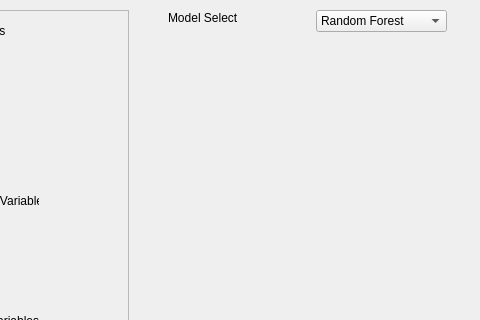
Qt form src/WhiskerToolbox/ML_Widget/ML_Widget.ui (paulmthompson/WhiskerToolbox) before a commit; both pictures show x 152 to 632 and y 0 to 320 of the 632 by 686 pixel window.
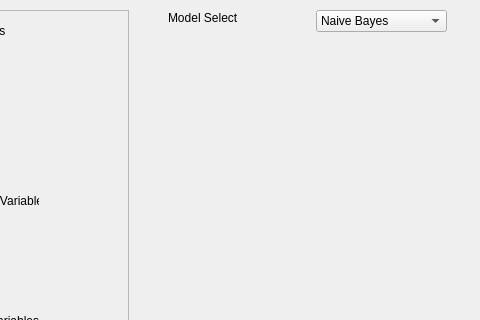
The same form after that commit. Custom widgets are drawn as their Qt base class.

Commit message: add naive bayes widget outline

```diff
--- a/src/WhiskerToolbox/ML_Widget/ML_Widget.ui
+++ b/src/WhiskerToolbox/ML_Widget/ML_Widget.ui
@@ -118,6 +118,11 @@
       <height>22</height>
      </rect>
     </property>
+    <item>
+     <property name="text">
+      <string>Naive Bayes</string>
+     </property>
+    </item>
     <item>
      <property name="text">
       <string>Random Forest</string>
```
The commit also changes 6 other files.
